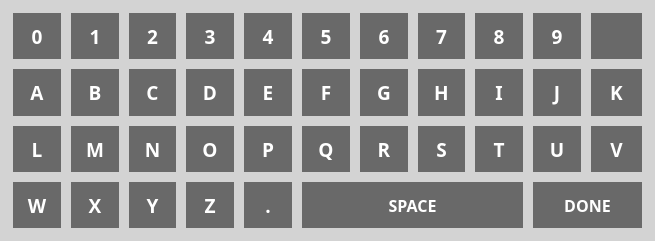
This is ui/Keyboard.ui in UnexplodedMinds/Stratofier as Qt 5 draws it before an edit. The edited form follows.
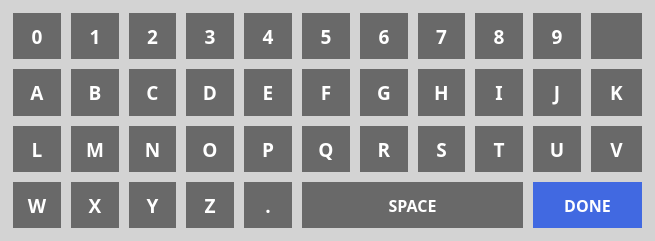
This is the edited form. Icons and pictures are not drawn.

Commit message: Colorize some of the buttons and add initial bluetooth discovery support.  This DOES NOT work on Windows.

```diff
--- a/ui/Keyboard.ui
+++ b/ui/Keyboard.ui
@@ -863,6 +863,21 @@
        <bold>true</bold>
       </font>
      </property>
+     <property name="styleSheet">
+      <string notr="true">QPushButton
+{
+	border: none;
+	background-color: RoyalBlue;
+	color: white;
+}
+QPushButton::pressed
+{
+	border: none;
+	background-color: CornflowerBlue;
+	color: black;
+}
+</string>
+     </property>
      <property name="text">
       <string>DONE</string>
      </property>
```
The commit also changes 21 other files.
